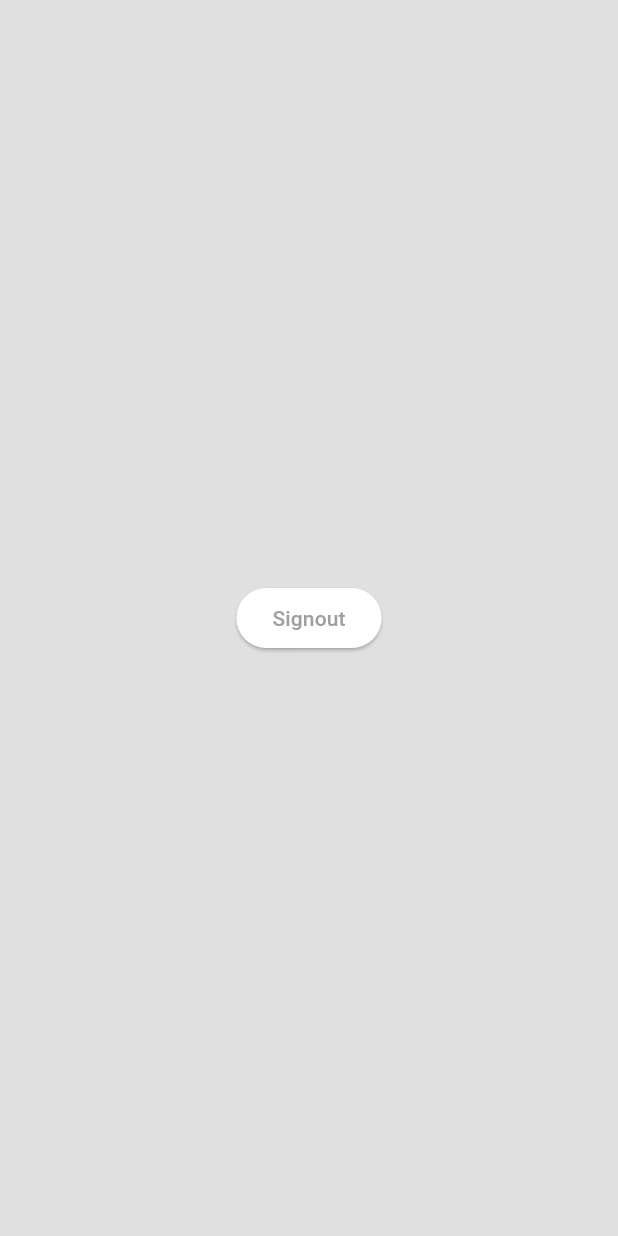
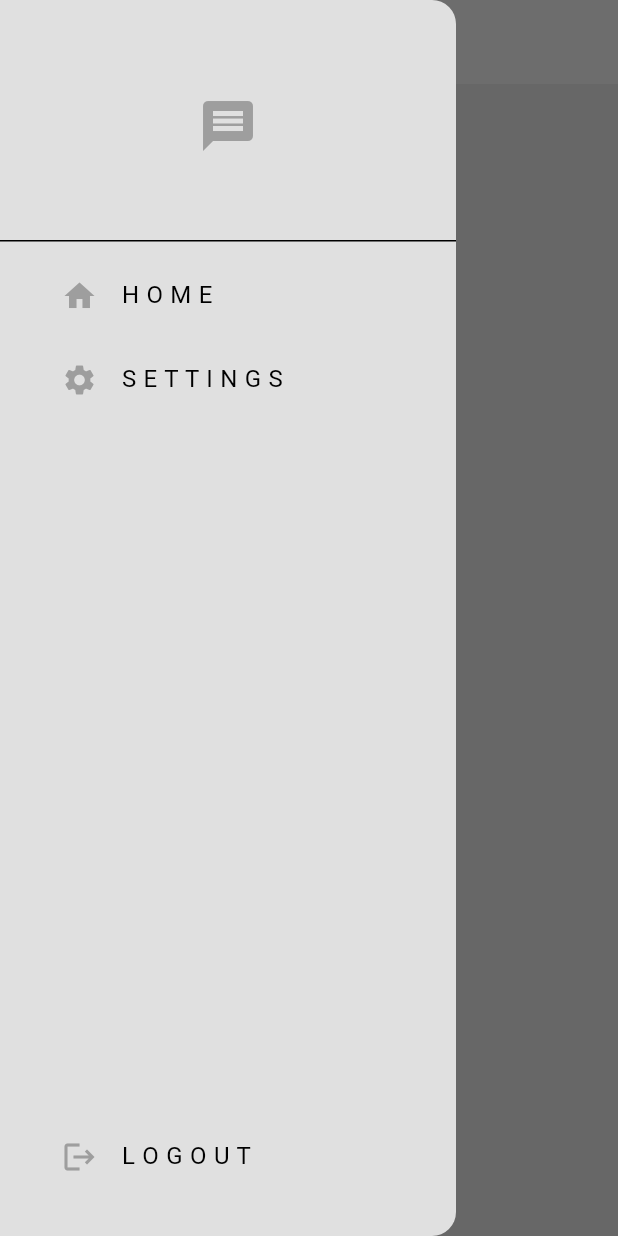
Before and after one commit to Mohammad-Nikmard/Minimal-Messenger, a Flutter app: the screen it shows once a user with an empty profile is signed in, with the side drawer open (before the commit the screen has no drawer), on a phone screen of 412 x 824 dp. Run offline on Flutter 3.47's test engine with Material 3 defaults, Android fonts, the phone set to English and light mode, and no system bars; our stand-ins replace firebase_auth, firebase_core; accounts and stored records are empty; network calls fail.

Commit message:
add drawer and fix bugs

```diff
--- a/lib/ui/home_screen.dart
+++ b/lib/ui/home_screen.dart
@@ -1,5 +1,5 @@
 import 'package:flutter/material.dart';
-import 'package:minimal_messenger/auth/auth_service.dart';
+import 'package:minimal_messenger/widgets/my_drawer.dart';
 
 class HomeScreen extends StatefulWidget {
   const HomeScreen({super.key});
@@ -12,14 +12,12 @@
   @override
   Widget build(BuildContext context) {
     return Scaffold(
+      drawer: const MyDrawer(),
       backgroundColor: Theme.of(context).colorScheme.background,
-      body: Center(
-        child: ElevatedButton(
-          onPressed: () async {
-            await AuthServices().signOut();
-          },
-          child: const Text("Signout"),
-        ),
+      appBar: AppBar(
+        backgroundColor: Theme.of(context).colorScheme.secondary,
+        title: Text("HOME"),
+        centerTitle: true,
       ),
     );
   }
--- a/lib/ui/login_screen.dart
+++ b/lib/ui/login_screen.dart
@@ -32,7 +32,9 @@
       showDialog(
         context: context,
         builder: (context) {
-          return Text(ex.toString());
+          return AlertDialog(
+            content: Text(ex.toString()),
+          );
         },
       );
     }
--- /dev/null
+++ b/lib/widgets/my_drawer.dart
@@ -0,0 +1,78 @@
+import 'package:flutter/material.dart';
+import 'package:minimal_messenger/auth/auth_service.dart';
+import 'package:minimal_messenger/ui/settings_screen.dart';
+
+class MyDrawer extends StatelessWidget {
+  const MyDrawer({super.key});
+
+  @override
+  Widget build(BuildContext context) {
+    return Drawer(
+      backgroundColor: Theme.of(context).colorScheme.background,
+      child: Column(
+        mainAxisAlignment: MainAxisAlignment.spaceBetween,
+        children: [
+          Column(
+            children: [
+              DrawerHeader(
+                child: Center(
+                  child: Icon(
+                    Icons.message,
+                    size: 40,
+                    color: Theme.of(context).colorScheme.primary,
+                  ),
+                ),
+              ),
+              Padding(
+                padding: const EdgeInsets.only(left: 25.0),
+                child: ListTile(
+                  title: const Text("H O M E"),
+                  leading: Icon(
+                    Icons.home,
+                    color: Theme.of(context).colorScheme.primary,
+                  ),
+                  onTap: () {
+                    Navigator.pop(context);
+                  },
+                ),
+              ),
+              Padding(
+                padding: const EdgeInsets.only(left: 25.0),
+                child: ListTile(
+                  title: const Text("S E T T I N G S"),
+                  leading: Icon(
+                    Icons.settings,
+                    color: Theme.of(context).colorScheme.primary,
+                  ),
+                  onTap: () {
+                    Navigator.pop(context);
+
+                    Navigator.push(
+                      context,
+                      MaterialPageRoute(
+                        builder: (context) => const SettingsScreen(),
+                      ),
+                    );
+                  },
+                ),
+              ),
+            ],
+          ),
+          Padding(
+            padding: const EdgeInsets.only(left: 25.0, bottom: 25.0),
+            child: ListTile(
+              title: const Text("L O G O U T"),
+              leading: Icon(
+                Icons.logout,
+                color: Theme.of(context).colorScheme.primary,
+              ),
+              onTap: () async {
+                await AuthServices().signOut();
+              },
+            ),
+          ),
+        ],
+      ),
+    );
+  }
+}
```
Also changed, not shown: lib/ui/register_screen.dart (+6 -2 lines), lib/ui/settings_screen.dart (added, +12 -0 lines), 2 other files.
